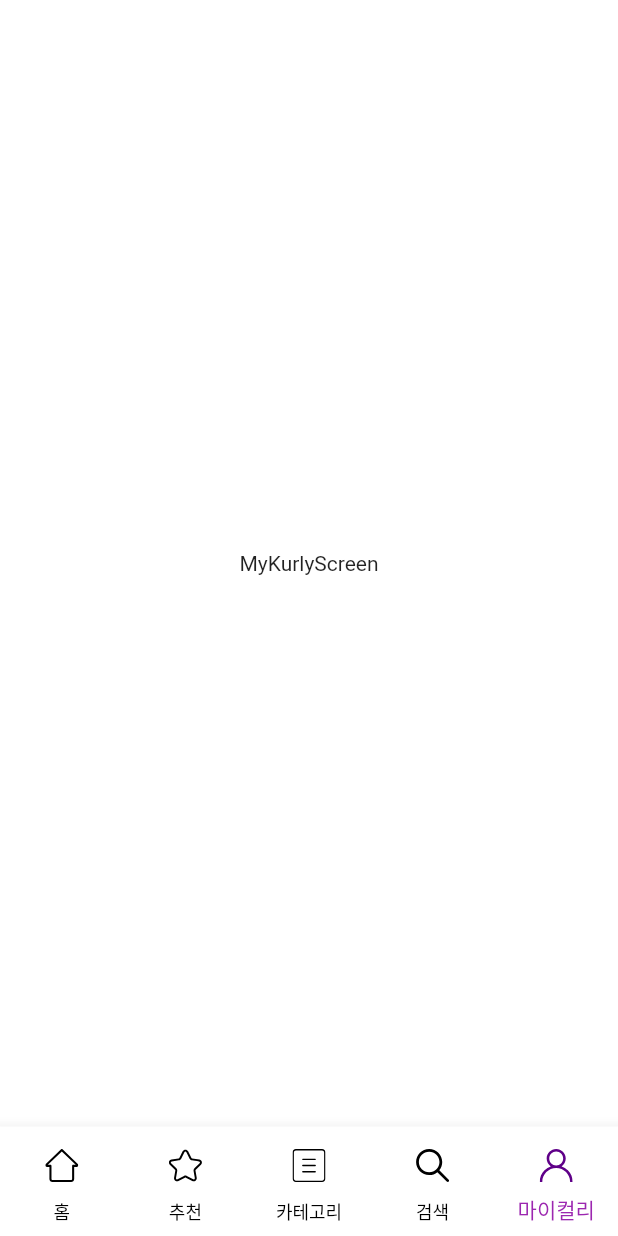
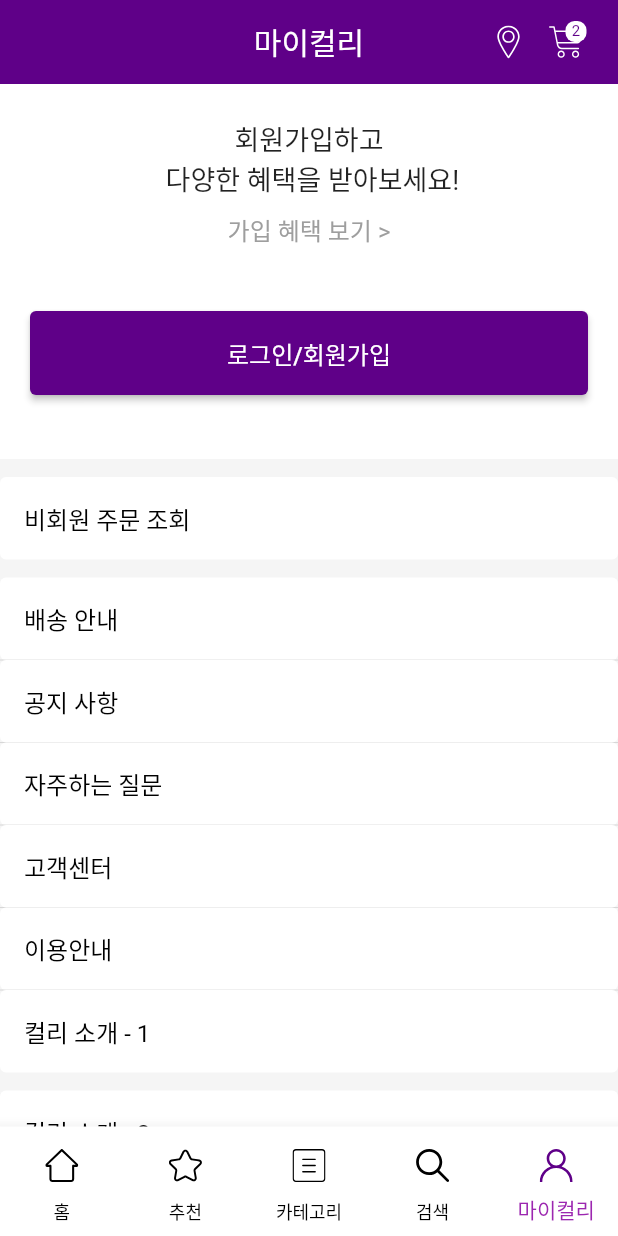
Before and after one commit to windseat/flutter_ui_book2, a Flutter app: the MainScreens screen opened by its route, item 5 of the bottom bar chosen, on a phone screen of 412 x 824 dp. Run offline on Flutter 3.47's test engine with Material 2 defaults, Android fonts, the phone set to English and light mode, and no system bars; our stand-ins replace flutter_svg, font_awesome_flutter, google_fonts; network calls fail.

Commit message:
2023 04 30, p141 까지 따라함

```diff
--- /dev/null
+++ b/market_kurly_ui/lib/models/text_menu.dart
@@ -0,0 +1,17 @@
+class TextMenu {
+  String? text;
+  String? icon;
+  String? path;
+
+  TextMenu({this.text, this.icon, this.path});
+}
+
+// Menu Data
+List<TextMenu> textMenuList = [
+  TextMenu(text: "배송 안내", icon: "assets/icons/right-arrow.svg", path: "/"),
+  TextMenu(text: "공지 사항", icon: "assets/icons/right-arrow.svg", path: "/"),
+  TextMenu(text: "자주하는 질문", icon: "assets/icons/right-arrow.svg", path: "/"),
+  TextMenu(text: "고객센터", icon: "assets/icons/right-arrow.svg", path: "/"),
+  TextMenu(text: "이용안내", icon: "assets/icons/right-arrow.svg", path: "/"),
+  TextMenu(text: "컬리 소개 - 1", icon: "assets/icons/right-arrow.svg", path: "/"),
+];
--- a/market_kurly_ui/lib/routes.dart
+++ b/market_kurly_ui/lib/routes.dart
@@ -1,11 +1,14 @@
 // import 'dart:js';
-// 코딩을 따라하다 보면 윗 줄이 자동으로 추가 되는데 필요없다.
+// 코딩을 따라하다 보면 윗 줄이 자동으로 추가 되는데, 빌드시 에러가 난다. 주석처리 필요.
 
 import 'package:flutter/material.dart';
+
 import 'package:market_kurly_ui/screens/main_screens.dart';
+import 'package:market_kurly_ui/screens/signin/signin_screen.dart';
 import 'package:market_kurly_ui/screens/splash/splash_screen.dart';
 
 final Map<String, WidgetBuilder> route = {
   SplashScreen.routeName: (context) => SplashScreen(),
   MainScreens.routeName: (context) => MainScreens(),
+  SignInScreen.routeName: (context) => SignInScreen(),
 };
--- /dev/null
+++ b/market_kurly_ui/lib/screens/components/custom_actions.dart
@@ -0,0 +1,39 @@
+import 'package:flutter/material.dart';
+import 'package:flutter_svg/flutter_svg.dart';
+import 'package:market_kurly_ui/screens/components/stack_icon.dart';
+
+class CustomAction extends StatelessWidget {
+  const CustomAction({Key? key}) : super(key: key);
+
+  @override
+  Widget build(BuildContext context) {
+    return Padding(
+      padding: const EdgeInsets.only(right: 16.0),
+      child: Row(
+        children: [
+          // 지도표시핀 아이콘
+          SizedBox(
+            width: 38,
+            child: IconButton(
+              onPressed: () {},
+              icon: SvgPicture.asset(
+                "assets/icons/pin.svg",
+                color: Colors.white,
+              ),
+            ),
+          ),
+          // 쇼핑카트 아이콘
+          SizedBox(
+            width: 38,
+            child: StackIcon(
+            // import 'package:market_kurly_ui/screens/components/stack_icon.dart';
+              imgPath: "assets/icons/shopping-cart.svg",
+              onPressed: () {},
+              counter: "2",
+            ),
+          ),
+        ],
+      ),
+    );
+  }
+}
--- /dev/null
+++ b/market_kurly_ui/lib/screens/components/default_button.dart
@@ -0,0 +1,34 @@
+import 'package:flutter/material.dart';
+import 'package:market_kurly_ui/constants.dart';
+import 'package:market_kurly_ui/theme.dart';
+
+class DefaultButton extends StatelessWidget {
+  final String? text;
+  final GestureTapCallback? press;
+  final Color color;
+
+  const DefaultButton({
+    Key? key,
+    this.text,
+    this.press,
+    this.color = kPrimaryColor
+  }) : super(key: key);
+
+  @override
+  Widget build(BuildContext context) {
+    return ElevatedButton(
+      style: ElevatedButton.styleFrom(
+        backgroundColor: color,
+        // 'primary' is deprecated and shouldn't be used. Use backgroundColor instead. This feature was deprecated after v3.1.0.
+        padding: const EdgeInsets.all(16),
+      ),
+      onPressed: press,
+      child: Center(
+        child: Text(
+          text ?? "",
+          style: textTheme().titleMedium,
+        ),
+      ),
+    );
+  }
+}
--- /dev/null
+++ b/market_kurly_ui/lib/screens/components/stack_icon.dart
@@ -0,0 +1,55 @@
+import 'package:flutter/material.dart';
+import 'package:flutter_svg/flutter_svg.dart';
+import 'package:market_kurly_ui/constants.dart';
+
+// AppBar 우측에 나열 되는 아이콘과 해당 아이콘에 스택아이콘을 표시하는 위젯 -> custom_action.dart 에서 StackIcon() 으로 사용
+// 예시, 쇼핑카트 아이콘에 몇개가 담겨 있다고 표시
+
+class StackIcon extends StatelessWidget {
+  final String? imgPath;
+  final GestureTapCallback? onPressed;
+  final String? counter;
+
+  const StackIcon({
+    Key? key,
+    this.imgPath,
+    this.onPressed,
+    this.counter
+  }) : super(key: key);
+
+  @override
+  Widget build(BuildContext context) {
+    return Stack(
+    // const Stack 으로 하면, Invalid constant value. 등 관련 에러가 발생
+      alignment: Alignment.center,
+      children: [
+        IconButton(
+          onPressed: onPressed,
+          icon: SvgPicture.asset(
+            imgPath ?? "assets/icons/shopping-cart.svg",
+            color: Colors.white,
+          ),
+        ),
+        Positioned(
+          top: 10,
+          right: 5,
+          child: Container(
+            width: 14,
+            height: 14,
+            decoration: BoxDecoration(
+              color: Colors.white,
+              borderRadius: BorderRadius.circular(6.0),
+            ),
+            // The 'child' argument should be last in widget constructor invocations.
+            child: Center(
+              child: Text(
+                "$counter",
+                style: const TextStyle(fontSize: 10, color: kPrimaryColor),
+              ),
+            ),
+          ),
+        ),
+      ],
+    );
+  }
+}
--- /dev/null
+++ b/market_kurly_ui/lib/screens/components/text_menu_card.dart
@@ -0,0 +1,55 @@
+import 'package:flutter/material.dart';
+import 'package:flutter_svg/flutter_svg.dart';
+
+class TextMenuCard extends StatelessWidget {
+  final String? title;
+  final String? icon;
+  final GestureTapCallback? press;
+  final Color? textColor;
+  final Color? iconColor;
+
+  const TextMenuCard({
+    Key? key,
+    this.title,
+    this.icon,
+    this.press,
+    this.textColor = Colors.black,
+    this.iconColor = Colors.grey
+  }) : super(key: key);
+
+  @override
+  Widget build(BuildContext context) {
+    return InkWell(
+      onTap: press,
+      child: Card(
+        margin: EdgeInsets.zero,
+        color: Colors.white,
+        elevation: 0,
+        child: Padding(
+          padding: const EdgeInsets.symmetric(horizontal: 16),
+          child: Row(
+            mainAxisAlignment: MainAxisAlignment.spaceAround,
+            children: [
+              Text(
+                title ?? "",
+                style: TextStyle(color: textColor, fontSize: 16),
+              ),
+              const Spacer(),
+              SizedBox(
+                width: 16,
+                child: IconButton(
+                  onPressed: () {},
+                  icon: SvgPicture.asset(
+                    // import 'package:flutter_svg/flutter_svg.dart';
+                    icon ?? "assets/icons/right-arrow.svg",
+                    color: iconColor,
+                  ),
+                ),
+              ),
+            ],
+          ),
+        ),
+      ),
+    );
+  }
+}
--- /dev/null
+++ b/market_kurly_ui/lib/screens/my_kurly/components/my_kurly_body.dart
@@ -0,0 +1,59 @@
+import 'package:flutter/material.dart';
+import 'package:market_kurly_ui/models/text_menu.dart';
+import 'package:market_kurly_ui/screens/components/text_menu_card.dart';
+import 'package:market_kurly_ui/screens/my_kurly/components/my_kurly_header.dart';
+
+class MyKurlyBody extends StatelessWidget {
+  const MyKurlyBody({Key? key}) : super(key: key);
+
+  @override
+  Widget build(BuildContext context) {
+    return Column(
+      children: [
+        MyKurlyHeader(),
+        // import 'package:market_kurly_ui/screens/my_kurly/components/my_kurly_header.dart';
+        buildPaddingTextMenuCard("비회원 주문 조회", () {}),
+        // make method
+        SizedBox(
+          height: 330,
+          child: ListView.separated(
+            physics: ClampingScrollPhysics(),
+            itemBuilder: (context, index) => SizedBox(
+              height: 55,
+              child: TextMenuCard(
+              // import 'package:market_kurly_ui/screens/components/text_menu_card.dart';
+                title: textMenuList[index].text,
+                // import 'package:market_kurly_ui/models/text_menu.dart';
+                icon: textMenuList[index].icon,
+                press: () {},
+              ),
+            ),
+            separatorBuilder: (context, index) => Divider(
+              height: 0,
+            ),
+            itemCount: textMenuList.length,
+          ),
+        ),
+        buildPaddingTextMenuCard("컬리 소개 - 2", () {})
+      ],
+    );
+  }
+
+  Padding buildPaddingTextMenuCard(
+    String text,
+    GestureTapCallback press
+    ) {
+    return Padding(
+      padding: EdgeInsets.symmetric(vertical: 12.0),
+      child: SizedBox(
+        height: 55,
+        child: TextMenuCard(
+          title: text,
+          icon: "assets/icons/right-arrow.svg",
+          press: press,
+          textColor: Colors.black,
+        ),
+      ),
+    );
+  }
+}
--- /dev/null
+++ b/market_kurly_ui/lib/screens/my_kurly/components/my_kurly_header.dart
@@ -0,0 +1,66 @@
+import 'package:flutter/material.dart';
+import 'package:market_kurly_ui/screens/components/default_button.dart';
+import 'package:market_kurly_ui/screens/signin/signin_screen.dart';
+
+class MyKurlyHeader extends StatelessWidget {
+  const MyKurlyHeader({Key? key}) : super(key: key);
+
+  @override
+  Widget build(BuildContext context) {
+    return Container(
+      color: Colors.white,
+      child: SizedBox(
+        height: 250,
+        width: double.infinity,
+        child: Column(
+          mainAxisAlignment: MainAxisAlignment.spaceEvenly,
+          children: [
+            Spacer(),
+            SizedBox(
+              width: 250,
+              child: Text(
+                "회원가입하고\n 다양한 혜택을 받아보세요!",
+                textAlign: TextAlign.center,
+                style: TextStyle(
+                  fontSize: 18,
+                ),
+              ),
+            ),
+            SizedBox(height: 8,),
+            Text(
+              "가입 혜택 보기 >",
+              style: TextStyle(fontSize: 16, color: Colors.grey),
+            ),
+            Spacer(),
+
+            //p127
+            /*
+            Padding(
+              padding: const EdgeInsets.all(20),
+              child: DefaultButton(
+                text: "로그인/회원가입",
+                press: () {},
+              ),
+            ),
+            */
+
+            //p133
+            Padding(
+              padding: const EdgeInsets.all(20),
+              child: DefaultButton(
+                text: "로그인/회원가입",
+                press: () {
+                  Navigator.pushNamed(context, SignInScreen.routeName);
+                },
+              ),
+            ),
+
+            Spacer(),
+          ],
+        ),
+      ),
+    );
+  }
+}
+
+// 여기까지 코딩한 후, p130을 참고하여 body 부분을 코딩해 보면 어떻게 화면에 렌더링되는지 볼 수 있다.
--- a/market_kurly_ui/lib/screens/my_kurly/my_kurly_screen.dart
+++ b/market_kurly_ui/lib/screens/my_kurly/my_kurly_screen.dart
@@ -1,14 +1,47 @@
 import 'package:flutter/material.dart';
+import 'package:market_kurly_ui/screens/components/custom_actions.dart';
+import 'package:market_kurly_ui/screens/my_kurly/components/my_kurly_body.dart';
+
+// import 'package:market_kurly_ui/screens/my_kurly/components/my_kurly_header.dart';
 
 class MyKurlyScreen extends StatelessWidget {
   const MyKurlyScreen({Key? key}) : super(key: key);
 
   @override
   Widget build(BuildContext context) {
+    /*
     return const Scaffold(
       body: Center(
         child: Text("MyKurlyScreen"),
       ),
     );
+    */
+
+    //p126
+    return Scaffold(
+      backgroundColor: Color(0xFFF5F5F5),
+      appBar: AppBar(
+        automaticallyImplyLeading: false,
+        title: Text("마이컬리"),
+        actions: [
+          CustomAction(),
+          // import 'package:market_kurly_ui/screens/components/custom_actions.dart';
+        ],
+      ),
+
+      //p128까지 따라 한 후 아래 body 부분을 구성하면 화면에 볼 수 있다.
+      /*
+      body: SingleChildScrollView(
+        child: MyKurlyHeader(),
+        // import 'package:market_kurly_ui/screens/my_kurly/components/my_kurly_header.dart';
+      ),
+      */
+
+      //p130
+      body: SingleChildScrollView(
+        child: MyKurlyBody(),
+        // import 'package:market_kurly_ui/screens/my_kurly/components/my_kurly_body.dart';
+      ),
+    );
   }
 }
```
Also changed, not shown: market_kurly_ui/lib/screens/signin/components/form_error.dart (added, +26 -0 lines), market_kurly_ui/lib/screens/signin/kurly_sign_form.dart (added, +136 -0 lines), market_kurly_ui/lib/screens/signin/signin_screen.dart (added, +53 -0 lines), 1 other file.
